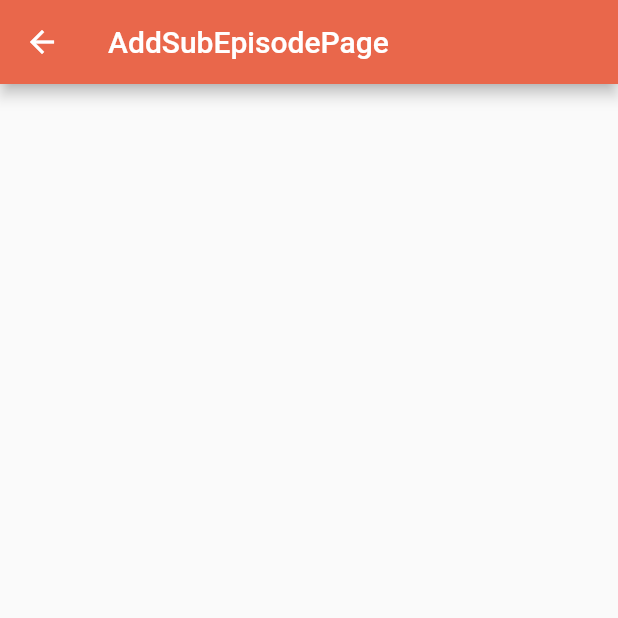
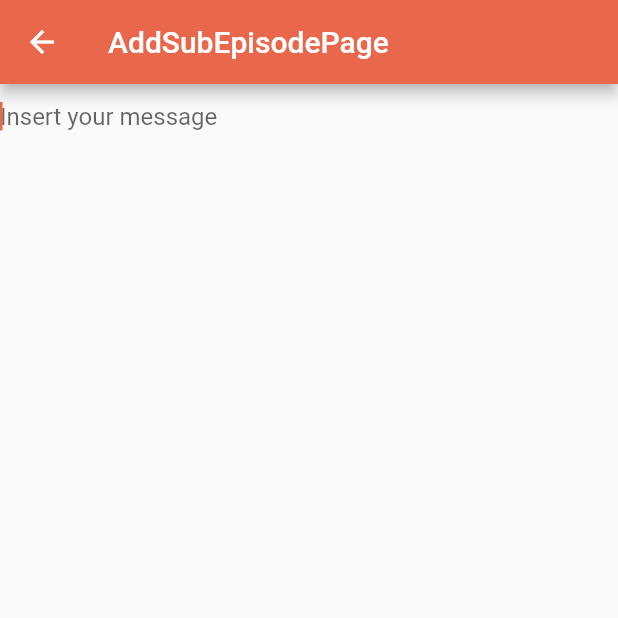
Before and after one commit to oonyaTeam/memory_share, a Flutter app: the AddSubEpisodePage screen opened directly, on a phone screen of 412 x 824 dp, the top half of it. Run offline on Flutter 3.47's test engine with Material 2 defaults, Android fonts, the phone set to English and light mode, and no system bars; our stand-ins replace geolocator, google_maps_flutter, image_picker; missing offline and left inert: arcore_flutter_plugin, flutter_config.

Commit message:
Update: textareaの作成

```diff
--- a/lib/pages/add_sub_episode_page.dart
+++ b/lib/pages/add_sub_episode_page.dart
@@ -7,8 +7,21 @@ class AddSubEpisodePage extends StatelessWidget {
       appBar: AppBar(
         title: Text("AddSubEpisodePage"),
       ),
-      body: Container(
-      ),
+      body: Center(
+        child: SingleChildScrollView(
+          child: Column(
+            mainAxisAlignment: MainAxisAlignment.center,
+            children: <Widget>[
+              TextField(
+                decoration: InputDecoration(hintText: "Insert your message",),
+                scrollPadding: EdgeInsets.all(20.0),
+                keyboardType: TextInputType.multiline,
+                maxLines: 99999,
+                autofocus: true,)
+            ],
+          ),
+        ),
+      )
     );
   }
 }
```
